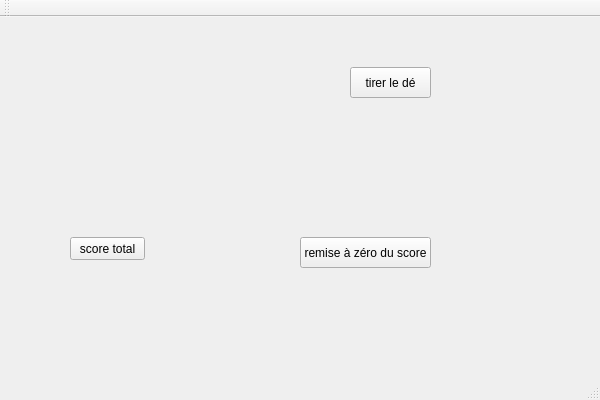
Qt form de/de/de.ui (leabernard/heritage) before a commit.
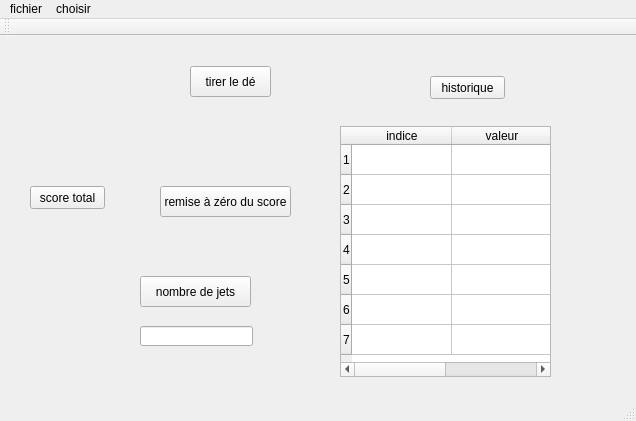
The same form after that commit.

Patch:
```diff
--- a/de/de/de.ui
+++ b/de/de/de.ui
@@ -6,8 +6,8 @@
    <rect>
     <x>0</x>
     <y>0</y>
-    <width>600</width>
-    <height>400</height>
+    <width>636</width>
+    <height>421</height>
    </rect>
   </property>
   <property name="windowTitle">
@@ -17,8 +17,8 @@
    <widget class="QLabel" name="totaldestour">
     <property name="geometry">
      <rect>
-      <x>200</x>
-      <y>290</y>
+      <x>180</x>
+      <y>100</y>
       <width>91</width>
       <height>41</height>
      </rect>
@@ -30,8 +30,8 @@
    <widget class="QPushButton" name="remiszero">
     <property name="geometry">
      <rect>
-      <x>300</x>
-      <y>220</y>
+      <x>160</x>
+      <y>150</y>
       <width>131</width>
       <height>31</height>
      </rect>
@@ -43,8 +43,8 @@
    <widget class="QPushButton" name="scoretotal">
     <property name="geometry">
      <rect>
-      <x>70</x>
-      <y>220</y>
+      <x>30</x>
+      <y>150</y>
       <width>75</width>
       <height>23</height>
      </rect>
@@ -56,8 +56,8 @@
    <widget class="QLabel" name="score">
     <property name="geometry">
      <rect>
-      <x>180</x>
-      <y>70</y>
+      <x>20</x>
+      <y>10</y>
       <width>141</width>
       <height>101</height>
      </rect>
@@ -69,8 +69,8 @@
    <widget class="QPushButton" name="tirageDe">
     <property name="geometry">
      <rect>
-      <x>350</x>
-      <y>50</y>
+      <x>190</x>
+      <y>30</y>
       <width>81</width>
       <height>31</height>
      </rect>
@@ -79,16 +79,121 @@
      <string>tirer le dé</string>
     </property>
    </widget>
+   <widget class="QPushButton" name="historique">
+    <property name="geometry">
+     <rect>
+      <x>430</x>
+      <y>40</y>
+      <width>75</width>
+      <height>23</height>
+     </rect>
+    </property>
+    <property name="text">
+     <string>historique</string>
+    </property>
+   </widget>
+   <widget class="QTableWidget" name="tableWidget">
+    <property name="geometry">
+     <rect>
+      <x>340</x>
+      <y>90</y>
+      <width>211</width>
+      <height>251</height>
+     </rect>
+    </property>
+    <row>
+     <property name="text">
+      <string>1</string>
+     </property>
+    </row>
+    <row>
+     <property name="text">
+      <string>2</string>
+     </property>
+    </row>
+    <row>
+     <property name="text">
+      <string>3</string>
+     </property>
+    </row>
+    <row>
+     <property name="text">
+      <string>4</string>
+     </property>
+    </row>
+    <row>
+     <property name="text">
+      <string>5</string>
+     </property>
+    </row>
+    <row>
+     <property name="text">
+      <string>6</string>
+     </property>
+    </row>
+    <row>
+     <property name="text">
+      <string>7</string>
+     </property>
+    </row>
+    <column>
+     <property name="text">
+      <string>indice</string>
+     </property>
+    </column>
+    <column>
+     <property name="text">
+      <string>valeur</string>
+     </property>
+    </column>
+   </widget>
+   <widget class="QPushButton" name="nbrDeJets">
+    <property name="geometry">
+     <rect>
+      <x>140</x>
+      <y>240</y>
+      <width>111</width>
+      <height>31</height>
+     </rect>
+    </property>
+    <property name="text">
+     <string>nombre de jets</string>
+    </property>
+   </widget>
+   <widget class="QLineEdit" name="nb2jets">
+    <property name="geometry">
+     <rect>
+      <x>140</x>
+      <y>290</y>
+      <width>113</width>
+      <height>20</height>
+     </rect>
+    </property>
+   </widget>
   </widget>
   <widget class="QMenuBar" name="menuBar">
    <property name="geometry">
     <rect>
      <x>0</x>
      <y>0</y>
-     <width>600</width>
+     <width>636</width>
      <height>21</height>
     </rect>
    </property>
+   <widget class="QMenu" name="menuchoisir">
+    <property name="title">
+     <string>choisir</string>
+    </property>
+    <addaction name="actionde"/>
+    <addaction name="actiondehisto"/>
+   </widget>
+   <widget class="QMenu" name="menufichier">
+    <property name="title">
+     <string>fichier</string>
+    </property>
+   </widget>
+   <addaction name="menufichier"/>
+   <addaction name="menuchoisir"/>
   </widget>
   <widget class="QToolBar" name="mainToolBar">
    <attribute name="toolBarArea">
```
Left out of the diff: 11 changed lines with no effect on the pictures.
